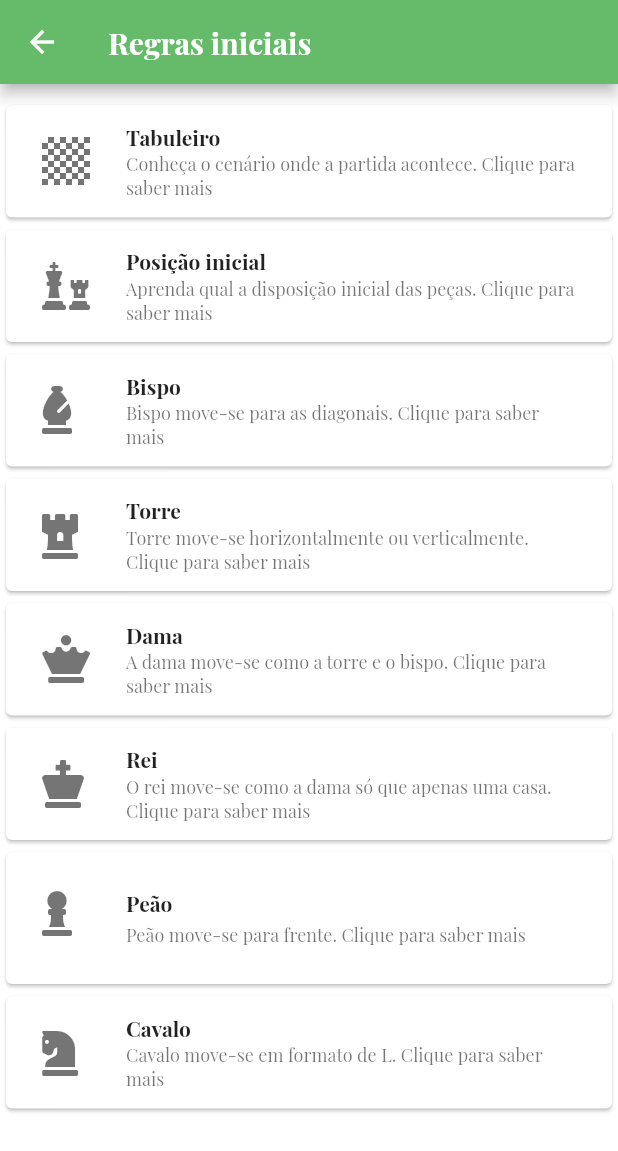
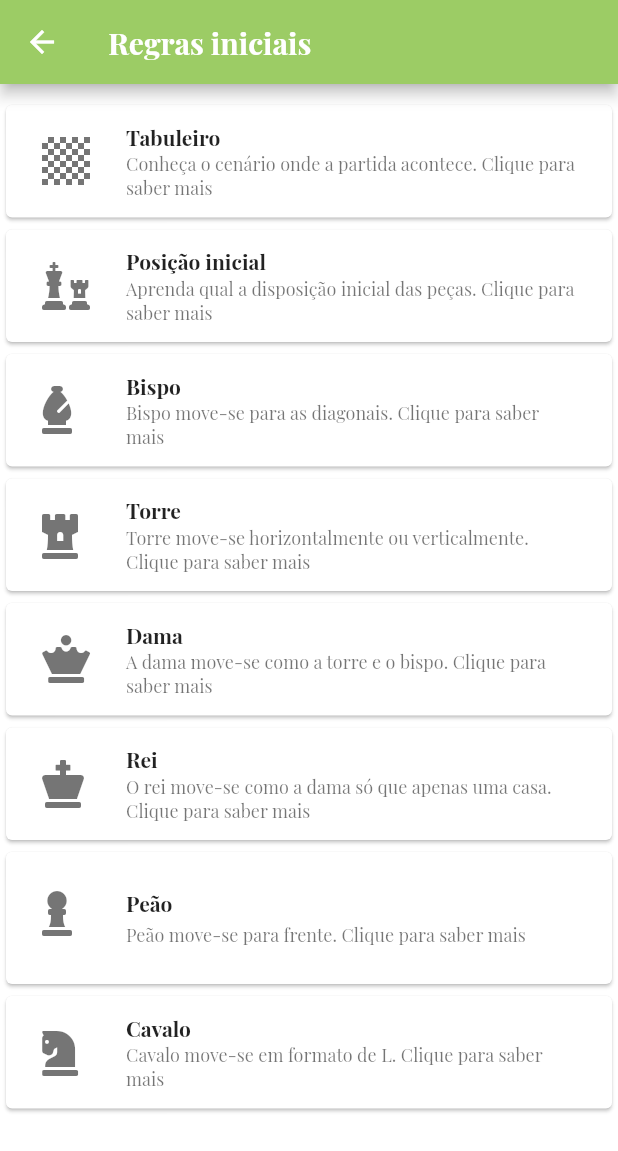
Before and after one commit to marcos-cezar/basicchess, a Flutter app: the screen it shows after launch, after a tap on "Regras iniciais", on a phone screen of 412 x 824 dp. Shown: the top 1151 px of the screen. Run offline on Flutter 3.47's test engine with Material 2 defaults, Android fonts, the phone set to English and light mode, and no system bars; our stand-ins replace font_awesome_flutter, google_fonts; missing offline and left inert: chess_vectors_flutter, flutter_chess_board.

```diff
--- a/lib/bloc/chess_bloc.dart
+++ b/lib/bloc/chess_bloc.dart
@@ -16,7 +16,7 @@ class ChessGameBloc {
     RUY_LOPEZ_OPENING_NAME: ChessOpening.name(RUY_LOPEZ_OPENING_NAME,
         "1. e4 e5 2. Bb5 Nc6", '''
         1. e4 e5
-        2. Cf3 Cc6
+        2. Nf3 Nc6
         3. Bb5
 
         A Ruy Lopez, também conhecida como a Abertura Espanhola, desenvolve rapidamente as peças da ala de rei e coloca pressão sobre o centro. 3... a6
@@ -25,10 +25,10 @@ class ChessGameBloc {
     SICILIAN_DEFENSE_NAME:
         ChessOpening.name(SICILIAN_DEFENSE_NAME, "1. e4 c5", '''
           A Defesa Siciliana é a resposta mais popular das pretas ao lance "1.e4", principalmente entre enxadristas mais fortes. Ela permite às pretas a luta pelo centro, atacando diretamente a casa "d4", ao mesmo tempo que evita as posições simétricas que surgem a partir de "1...e5".
-          Por ser tão popular, a defesa Siciliana também tem muitas variantes, todas elas bastante estudadas. A linha principal começa com a resposta 2...d6: 1.e4 c5 2.Cf3 d6 3.d4 cxd4 4.Cxd4 Cf6 5.Cc3, onde a resposta das pretas define as principais variantes:
+          Por ser tão popular, a defesa Siciliana também tem muitas variantes, todas elas bastante estudadas. A linha principal começa com a resposta 2...d6: 1.e4 c5 2.Nf3 d6 3.d4 cxd4 4.Nxd4 Nf6 5.Nc3, onde a resposta das pretas define as principais variantes:
 
           5...a6 : Variante Najdorf
-          5...Cc6 : Variante Clássica
+          5...Nc6 : Variante Clássica
           5...e6 : Variante Scheveningen
           5...g6 : Variante Dragão
 
--- a/lib/main.dart
+++ b/lib/main.dart
@@ -18,9 +18,9 @@ void main() {
     runApp(MaterialApp(
       debugShowCheckedModeBanner: false,
       theme: ThemeData(
-          primaryColor: Colors.green[400],
-          primaryColorLight: Colors.lightGreen[300],
-          primaryColorDark: Colors.green[600],
+          primaryColor: Colors.lightGreen[400],
+          primaryColorLight: Colors.lightGreen[200],
+          primaryColorDark: Colors.lightGreen[800],
           fontFamily: GoogleFonts.playfairDisplay(fontStyle: FontStyle.normal)
               .fontFamily,
           primaryTextTheme: TextTheme(title: TextStyle(color: Colors.white))),
```
Also changed, not shown: lib/pages/initial_position_page.dart (+16 -6 lines), lib/pages/opening_details_page.dart (+14 -5 lines), 7 other files.
